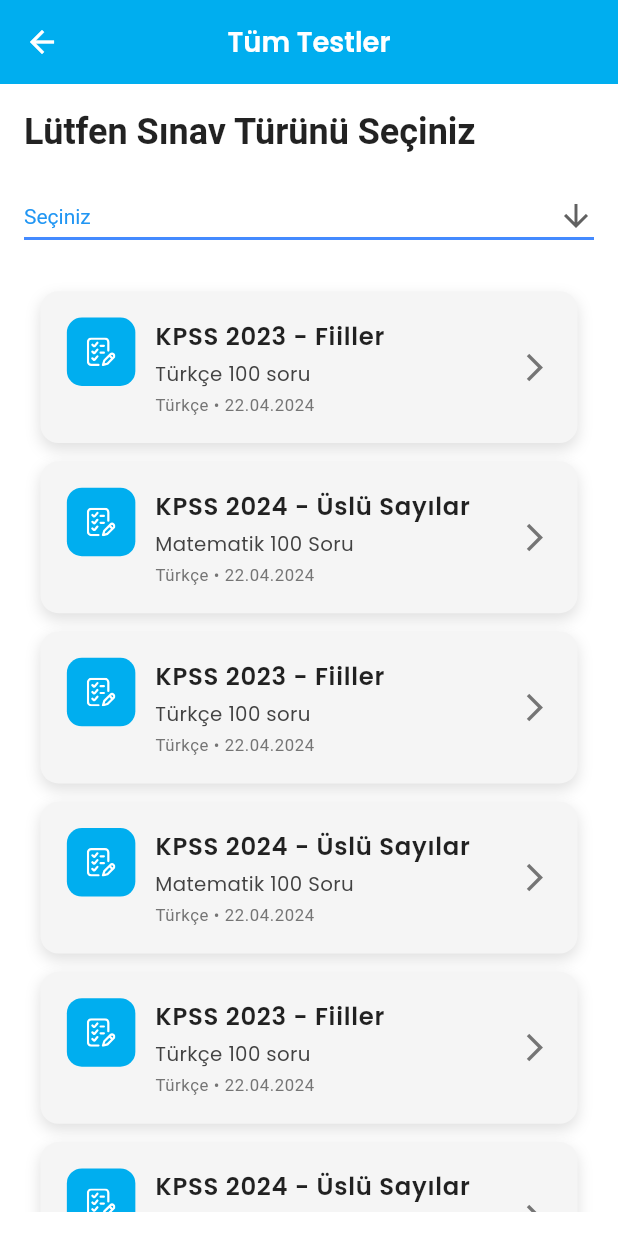
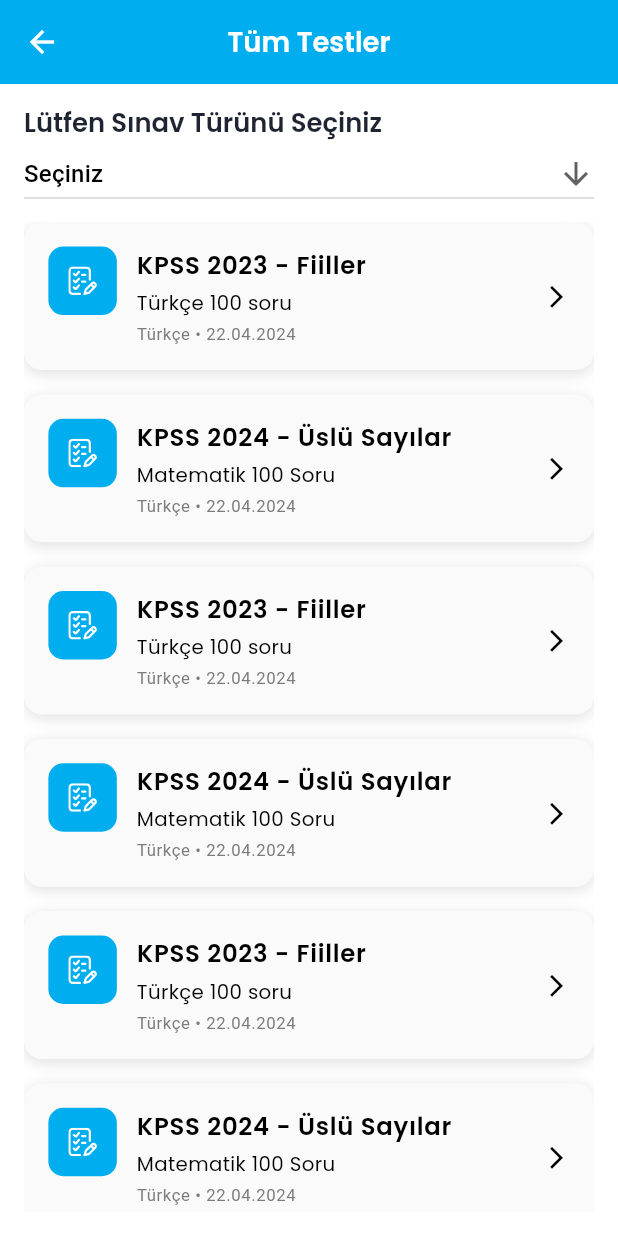
Before and after one commit to yekkaplan/sorubank, a Flutter app: the ContentPage screen opened by its route, on a phone screen of 412 x 824 dp. Run offline on Flutter 3.47's test engine with Material 3 defaults, Android fonts, the phone set to English and light mode, and no system bars; our stand-ins replace awesome_notifications, dio, firebase_core, firebase_messaging, flutter_screenutil, flutter_svg and 6 more; accounts and stored records are empty; network calls fail; project files that could hold a hidden picture were left out.

Commit message:
style: update dark theme colors and improve UI components

```diff
--- a/lib/app/modules/home/views/content.dart
+++ b/lib/app/modules/home/views/content.dart
@@ -1,5 +1,7 @@
 import 'package:flutter/material.dart';
+import 'package:flutter_screenutil/flutter_screenutil.dart';
 import 'package:get/get.dart';
+import 'package:getx_skeleton/app/modules/home/views/home_view.dart';
 import 'package:getx_skeleton/app/modules/home/views/widgets/content_grid.dart';
 
 import '../controllers/home_controller.dart';
@@ -23,16 +25,10 @@ class ContentPage extends GetView<HomeController> {
             child: Column(
               crossAxisAlignment: CrossAxisAlignment.start,
               children: [
-                Text(
-                  'Lütfen Sınav Türünü Seçiniz',
-                  style: Theme.of(context).textTheme.headlineSmall?.copyWith(
-                        fontWeight: FontWeight.w600,
-                        color: Colors.black87,
-                      ),
-                ),
-                SizedBox(height: 16), // Space between text and dropdown
+                Text('Lütfen Sınav Türünü Seçiniz',
+                    style: Get.textTheme.displayMedium),
                 _buildDropdown(controller),
-                SizedBox(height: 20), // Space between dropdown and content grid
+                8.verticalSpace,
                 Expanded(child: ContentGrid()), // Display the content grid
               ],
             ),
@@ -47,13 +43,6 @@ class ContentPage extends GetView<HomeController> {
       isExpanded: true,
       value: controller.selectedValue.value,
       icon: Icon(Icons.arrow_downward),
-      iconSize: 24,
-      elevation: 16,
-      style: TextStyle(color: Colors.blue),
-      underline: Container(
-        height: 2,
-        color: Colors.blueAccent,
-      ),
       onChanged: (String? newValue) {
         if (newValue != null) {
           controller.setSelectedValue(newValue);
--- a/lib/app/modules/home/views/home_view.dart
+++ b/lib/app/modules/home/views/home_view.dart
@@ -10,7 +10,6 @@ import '../../../components/my_widgets_animator.dart';
 import '../controllers/home_controller.dart';
 import 'widgets/examples_grid.dart';
 import 'widgets/header.dart';
-import 'widgets/lecture_list.dart';
 
 class HomeView extends GetView<HomeController> {
   const HomeView({Key? key}) : super(key: key);
@@ -67,8 +66,6 @@ class HomeView extends GetView<HomeController> {
                         padding: EdgeInsets.symmetric(horizontal: 20.w),
                         child: DataGrid(),
                       ),
-                      8.verticalSpace,
-                      EmployeesList(),
                     ],
                   ),
                 ),
--- a/lib/app/modules/home/views/widgets/content_grid.dart
+++ b/lib/app/modules/home/views/widgets/content_grid.dart
@@ -76,18 +76,17 @@ class ContentGrid extends StatelessWidget {
     return SingleChildScrollView(
       child: Column(
         children: data.map((gridData) {
-          return Padding(
-            padding: EdgeInsets.symmetric(vertical: 6.h, horizontal: 10.w),
-            child: Container(
-              padding: EdgeInsets.all(16.w),
+          return Container(
+            padding: EdgeInsets.all(16.h),
+            margin: EdgeInsets.only(bottom: 16.h),
             decoration: BoxDecoration(
-                color: isDarkMode ? Colors.grey[800] : Colors.grey.shade100,
+              color: Get.theme.cardColor,
               borderRadius: BorderRadius.circular(12),
               boxShadow: [
                 BoxShadow(
                   color: Colors.black12,
                   blurRadius: 8,
-                    offset: Offset(0, 4),
+                  offset: Offset(0, 2),
                 ),
               ],
             ),
@@ -102,42 +101,28 @@ class ContentGrid extends StatelessWidget {
                     Column(
                       crossAxisAlignment: CrossAxisAlignment.start,
                       children: [
-                          Text(
-                            '${gridData.title} - ${gridData.subject}',
-                            style: theme.textTheme.bodyLarge?.copyWith(
-                              fontWeight: FontWeight.bold,
-                              color: isDarkMode ? Colors.white : Colors.black87,
-                            ),
-                          ),
+                        Text('${gridData.title} - ${gridData.subject}',
+                            style: Get.theme.textTheme.bodyLarge),
                         SizedBox(height: 4.h),
                         Text(
                           gridData.subtitle,
-                            style: theme.textTheme.bodyMedium?.copyWith(
-                              color: isDarkMode
-                                  ? Colors.white70
-                                  : Colors.grey[800],
-                            ),
+                          style: Get.theme.textTheme.bodyMedium,
                         ),
                         SizedBox(height: 4.h),
                         Text(
                           '${gridData.exampleType} • ${gridData.date}',
-                            style: theme.textTheme.bodySmall?.copyWith(
-                              color: isDarkMode
-                                  ? Colors.white60
-                                  : Colors.grey[600],
-                            ),
-                          ),
+                          style: Get.theme.textTheme.bodySmall,
+                        )
                       ],
                     ),
                   ],
                 ),
                 Icon(
                   Icons.arrow_forward_ios,
-                    color: isDarkMode ? Colors.white70 : Colors.grey[600],
-                    size: 20.w,
+                  size: 16.w,
+                  color: Get.iconColor,
                 ),
               ],
-              ),
             ),
           );
         }).toList(),
--- a/lib/config/theme/dark_theme_colors.dart
+++ b/lib/config/theme/dark_theme_colors.dart
@@ -15,11 +15,11 @@ class DarkThemeColors {
   static const Color scaffoldBackgroundColor = Color(0xff2D2D2D);
   static const Color backgroundColor = Color(0xff2D2D2D);
   static const Color dividerColor = Color(0xff686868);
-  static const Color cardColor = Color(0xff1e2336);
+  static const Color cardColor = Colors.black45;
 
   //ICONS
   static const Color appBarIconsColor = Colors.white;
-  static const Color iconColor = primaryColor;
+  static const Color iconColor = Colors.white;
 
   //BUTTON
   static const Color buttonColor = primaryColor;
```
Also changed, not shown: lib/app/modules/home/views/widgets/examples_grid.dart (+25 -21 lines), lib/app/modules/home/views/widgets/lecture_list.dart (deleted, +0 -135 lines), preview_images/ss2.png (added), preview_images/ss3.png (added). Lines whose indentation alone changed are shown as unchanged.
